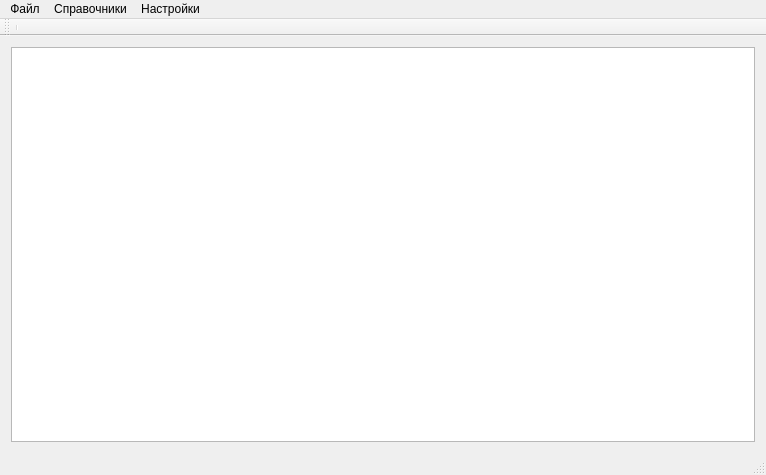
First picture: the form in mainwindow.ui, repository nio-kun/timetable, before the edit.
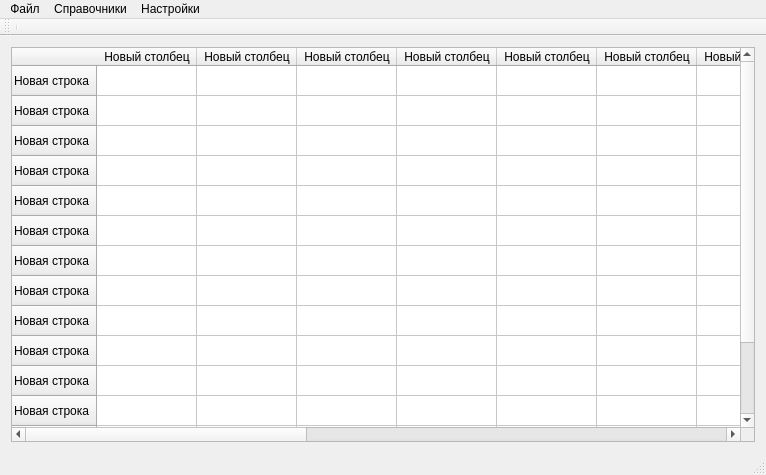
Second picture: the form after the edit.

Patch:
```diff
--- a/mainwindow.ui
+++ b/mainwindow.ui
@@ -16,7 +16,158 @@
   <widget class="QWidget" name="centralWidget">
    <layout class="QHBoxLayout" name="horizontalLayout">
     <item>
-     <widget class="QTableWidget" name="ttable"/>
+     <widget class="QTableWidget" name="ttable">
+      <row>
+       <property name="text">
+        <string>Новая строка</string>
+       </property>
+      </row>
+      <row>
+       <property name="text">
+        <string>Новая строка</string>
+       </property>
+      </row>
+      <row>
+       <property name="text">
+        <string>Новая строка</string>
+       </property>
+      </row>
+      <row>
+       <property name="text">
+        <string>Новая строка</string>
+       </property>
+      </row>
+      <row>
+       <property name="text">
+        <string>Новая строка</string>
+       </property>
+      </row>
+      <row>
+       <property name="text">
+        <string>Новая строка</string>
+       </property>
+      </row>
+      <row>
+       <property name="text">
+        <string>Новая строка</string>
+       </property>
+      </row>
+      <row>
+       <property name="text">
+        <string>Новая строка</string>
+       </property>
+      </row>
+      <row>
+       <property name="text">
+        <string>Новая строка</string>
+       </property>
+      </row>
+      <row>
+       <property name="text">
+        <string>Новая строка</string>
+       </property>
+      </row>
+      <row>
+       <property name="text">
+        <string>Новая строка</string>
+       </property>
+      </row>
+      <row>
+       <property name="text">
+        <string>Новая строка</string>
+       </property>
+      </row>
+      <row>
+       <property name="text">
+        <string>Новая строка</string>
+       </property>
+      </row>
+      <row>
+       <property name="text">
+        <string>Новая строка</string>
+       </property>
+      </row>
+      <row>
+       <property name="text">
+        <string>Новая строка</string>
+       </property>
+      </row>
+      <column>
+       <property name="text">
+        <string>Новый столбец</string>
+       </property>
+      </column>
+      <column>
+       <property name="text">
+        <string>Новый столбец</string>
+       </property>
+      </column>
+      <column>
+       <property name="text">
+        <string>Новый столбец</string>
+       </property>
+      </column>
+      <column>
+       <property name="text">
+        <string>Новый столбец</string>
+       </property>
+      </column>
+      <column>
+       <property name="text">
+        <string>Новый столбец</string>
+       </property>
+      </column>
+      <column>
+       <property name="text">
+        <string>Новый столбец</string>
+       </property>
+      </column>
+      <column>
+       <property name="text">
+        <string>Новый столбец</string>
+       </property>
+      </column>
+      <column>
+       <property name="text">
+        <string>Новый столбец</string>
+       </property>
+      </column>
+      <column>
+       <property name="text">
+        <string>Новый столбец</string>
+       </property>
+      </column>
+      <column>
+       <property name="text">
+        <string>Новый столбец</string>
+       </property>
+      </column>
+      <column>
+       <property name="text">
+        <string>Новый столбец</string>
+       </property>
+      </column>
+      <column>
+       <property name="text">
+        <string>Новый столбец</string>
+       </property>
+      </column>
+      <column>
+       <property name="text">
+        <string>Новый столбец</string>
+       </property>
+      </column>
+      <column>
+       <property name="text">
+        <string>Новый столбец</string>
+       </property>
+      </column>
+      <column>
+       <property name="text">
+        <string>Новый столбец</string>
+       </property>
+      </column>
+     </widget>
     </item>
    </layout>
   </widget>
```
Left out of the diff: 2 changed lines with no effect on the pictures.
